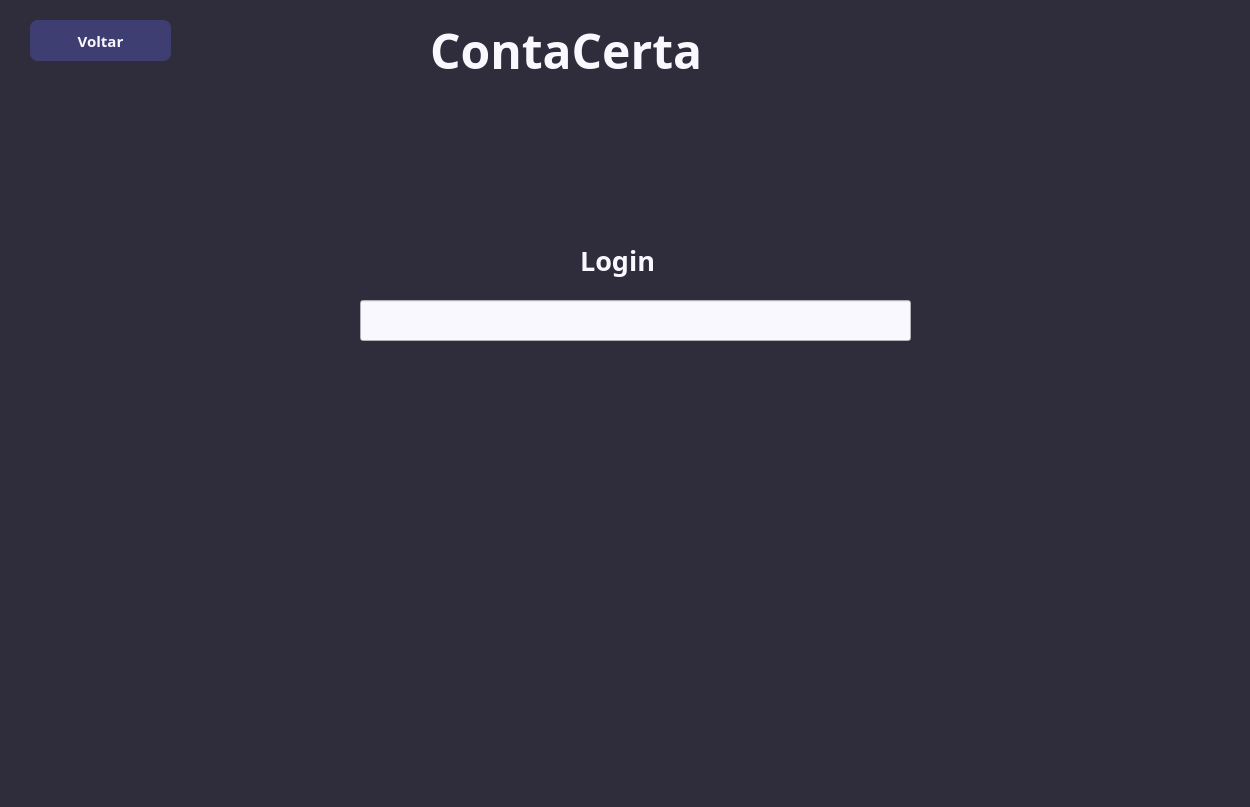
This is Login/login.ui in mariahelena023/ContaCerta as Qt 5 draws it before an edit. The edited form follows.
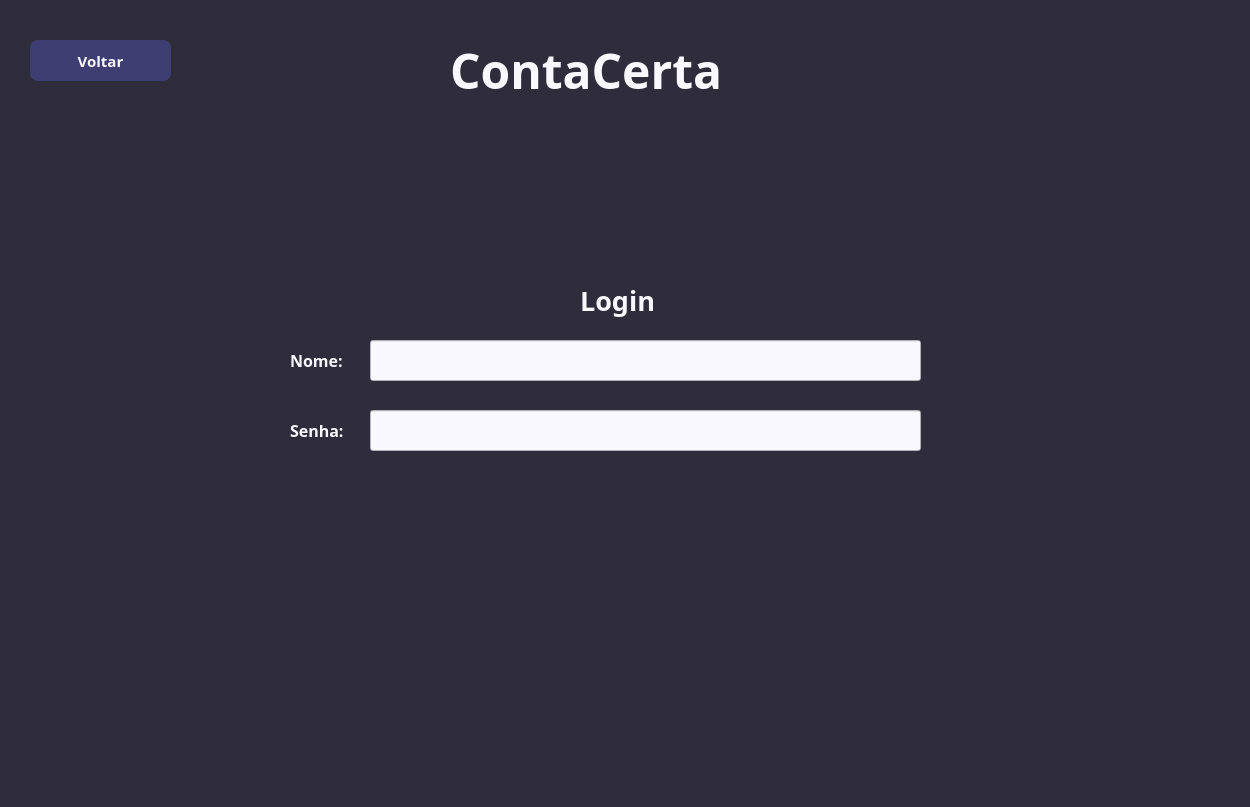
This is the edited form.

Commit message: arrumando login

The edit to the form file:
```diff
--- a/Login/login.ui
+++ b/Login/login.ui
@@ -20,8 +20,8 @@
    <widget class="QLabel" name="label">
     <property name="geometry">
      <rect>
-      <x>430</x>
-      <y>10</y>
+      <x>450</x>
+      <y>30</y>
       <width>381</width>
       <height>81</height>
      </rect>
@@ -45,7 +45,7 @@
     <property name="geometry">
      <rect>
       <x>30</x>
-      <y>20</y>
+      <y>40</y>
       <width>141</width>
       <height>41</height>
      </rect>
@@ -72,7 +72,7 @@
     <property name="geometry">
      <rect>
       <x>580</x>
-      <y>240</y>
+      <y>280</y>
       <width>101</width>
       <height>41</height>
      </rect>
@@ -95,8 +95,8 @@
    <widget class="QLineEdit" name="lineEdit">
     <property name="geometry">
      <rect>
-      <x>360</x>
-      <y>300</y>
+      <x>370</x>
+      <y>340</y>
       <width>551</width>
       <height>41</height>
      </rect>
@@ -105,16 +105,67 @@
      <string notr="true">background-color: #FAF8FF;</string>
     </property>
    </widget>
-  </widget>
-  <widget class="QMenuBar" name="menubar">
-   <property name="geometry">
-    <rect>
-     <x>0</x>
-     <y>0</y>
-     <width>1250</width>
-     <height>26</height>
-    </rect>
-   </property>
+   <widget class="QLineEdit" name="lineEdit_senhaLogin">
+    <property name="geometry">
+     <rect>
+      <x>370</x>
+      <y>410</y>
+      <width>551</width>
+      <height>41</height>
+     </rect>
+    </property>
+    <property name="styleSheet">
+     <string notr="true">background-color: #FAF8FF;</string>
+    </property>
+   </widget>
+   <widget class="QLabel" name="label_nomeLogin">
+    <property name="geometry">
+     <rect>
+      <x>290</x>
+      <y>340</y>
+      <width>71</width>
+      <height>41</height>
+     </rect>
+    </property>
+    <property name="font">
+     <font>
+      <family>Arial Black</family>
+      <pointsize>12</pointsize>
+      <weight>75</weight>
+      <bold>true</bold>
+     </font>
+    </property>
+    <property name="styleSheet">
+     <string notr="true">color: #FAF8FF;</string>
+    </property>
+    <property name="text">
+     <string>Nome:</string>
+    </property>
+   </widget>
+   <widget class="QLabel" name="label_senhaLogin">
+    <property name="geometry">
+     <rect>
+      <x>290</x>
+      <y>410</y>
+      <width>71</width>
+      <height>41</height>
+     </rect>
+    </property>
+    <property name="font">
+     <font>
+      <family>Arial Black</family>
+      <pointsize>12</pointsize>
+      <weight>75</weight>
+      <bold>true</bold>
+     </font>
+    </property>
+    <property name="styleSheet">
+     <string notr="true">color: #FAF8FF;</string>
+    </property>
+    <property name="text">
+     <string>Senha:</string>
+    </property>
+   </widget>
   </widget>
   <widget class="QStatusBar" name="statusbar"/>
  </widget>
```
Left out of the diff: 10 changed lines with no effect on the pictures.
